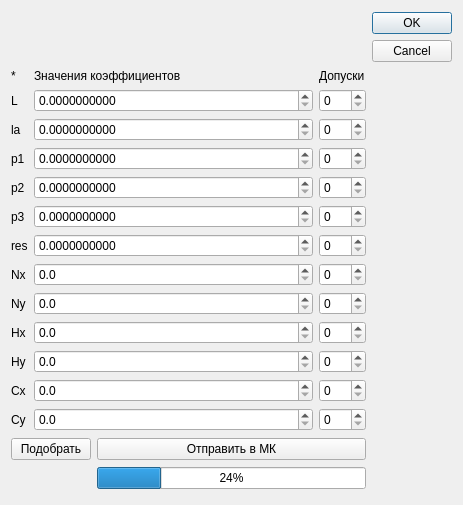
Qt form settingsshadowsfinddialog.ui (cotara/STMviewer) before a commit.
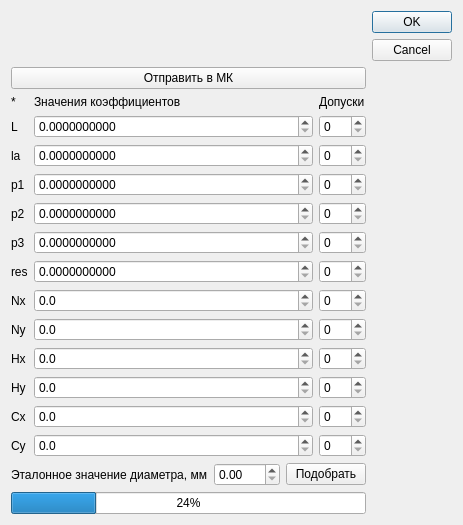
The same form after that commit.

Commit message: Закончен стайлинг и рефакторинг Добавлена кнопка задания эталонного диаметра

```diff
--- a/settingsshadowsfinddialog.ui
+++ b/settingsshadowsfinddialog.ui
@@ -14,13 +14,6 @@
    <string>Dialog</string>
   </property>
   <layout class="QGridLayout" name="gridLayout">
-   <item row="16" column="1">
-    <widget class="QPushButton" name="pushButton_2">
-     <property name="text">
-      <string>Отправить в МК</string>
-     </property>
-    </widget>
-   </item>
    <item row="0" column="3">
     <widget class="QDialogButtonBox" name="buttonBox">
      <property name="sizePolicy">
@@ -37,22 +30,15 @@
      </property>
     </widget>
    </item>
-   <item row="16" column="0">
-    <widget class="QPushButton" name="pushButton">
-     <property name="text">
-      <string>Подобрать</string>
-     </property>
-    </widget>
-   </item>
-   <item row="17" column="1">
-    <widget class="QProgressBar" name="progressBar">
-     <property name="value">
-      <number>24</number>
-     </property>
-    </widget>
-   </item>
    <item row="1" column="0" colspan="2">
     <layout class="QVBoxLayout" name="verticalLayout_5">
+     <item>
+      <widget class="QPushButton" name="pushButton_2">
+       <property name="text">
+        <string>Отправить в МК</string>
+       </property>
+      </widget>
+     </item>
      <item>
       <layout class="QHBoxLayout" name="horizontalLayout">
        <item>
@@ -641,6 +627,41 @@
      </item>
     </layout>
    </item>
+   <item row="2" column="0" colspan="2">
+    <layout class="QHBoxLayout" name="horizontalLayout_2">
+     <item>
+      <widget class="QLabel" name="etalonDiameterLabel">
+       <property name="text">
+        <string>Эталонное значение диаметра, мм</string>
+       </property>
+      </widget>
+     </item>
+     <item>
+      <widget class="QDoubleSpinBox" name="etalonDiameterSpinBox">
+       <property name="decimals">
+        <number>2</number>
+       </property>
+       <property name="singleStep">
+        <double>0.010000000000000</double>
+       </property>
+      </widget>
+     </item>
+     <item>
+      <widget class="QPushButton" name="pushButton">
+       <property name="text">
+        <string>Подобрать</string>
+       </property>
+      </widget>
+     </item>
+    </layout>
+   </item>
+   <item row="19" column="0" colspan="2">
+    <widget class="QProgressBar" name="progressBar">
+     <property name="value">
+      <number>24</number>
+     </property>
+    </widget>
+   </item>
   </layout>
  </widget>
  <resources/>
```
Left out of the diff: 2 changed lines with no effect on the pictures. The commit also changes 13 other files.
